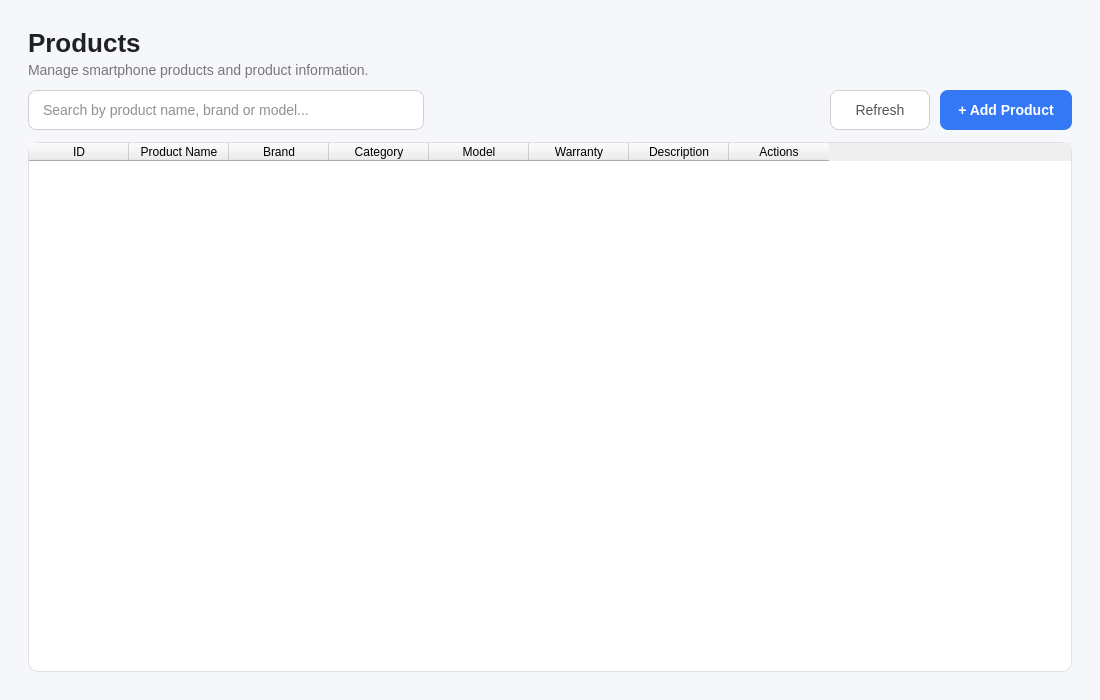
Above: gui/widgets/productspage.ui from nuibof/PhoneStoreManagement before the change. Below: the same form after it.
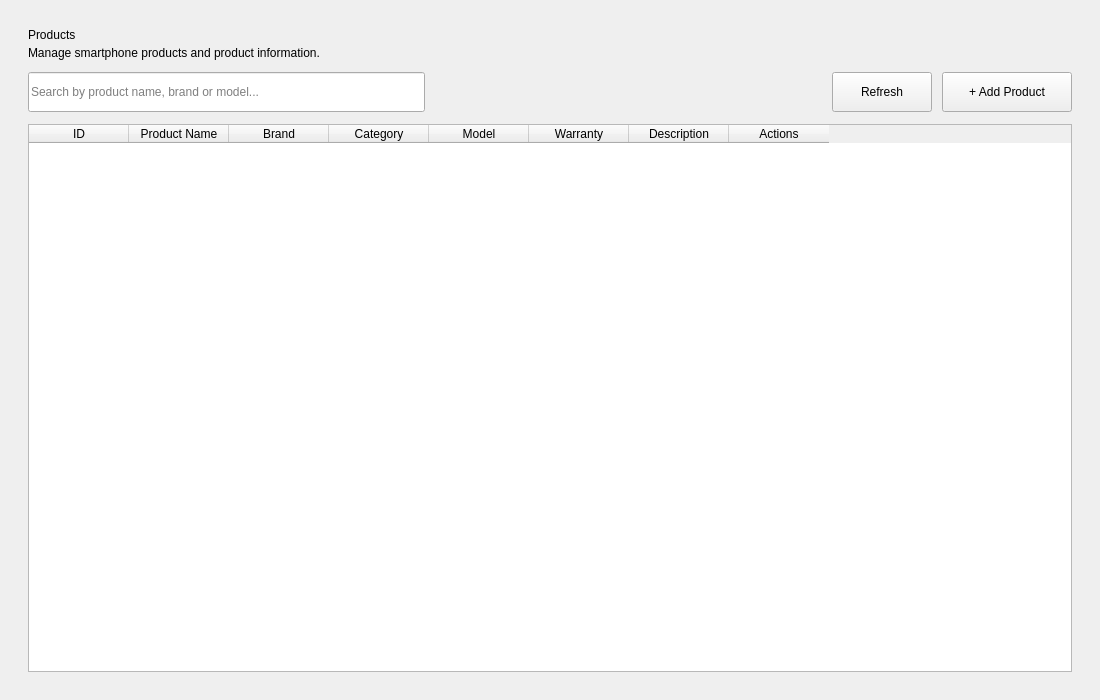
That is the form after the change.

```diff
--- a/gui/widgets/productspage.ui
+++ b/gui/widgets/productspage.ui
@@ -17,202 +17,6 @@
             <string>Products</string>
         </property>
 
-        <property name="styleSheet">
-            <string notr="true">
-
-                QWidget#ProductsPage {
-                background-color: #F5F7FA;
-                }
-
-                QLabel#lblTitle {
-                color: #202124;
-                font-size: 26px;
-                font-weight: bold;
-                }
-
-                QLabel#lblSubtitle {
-                color: #777777;
-                font-size: 14px;
-                }
-
-                QLineEdit#txtSearch {
-                background-color: #FFFFFF;
-                color: #222222;
-                border: 1px solid #D0D0D0;
-                border-radius: 8px;
-                padding: 9px 12px;
-                font-size: 14px;
-                }
-
-                QLineEdit#txtSearch:hover {
-                border: 1px solid #B8B8B8;
-                }
-
-                QLineEdit#txtSearch:focus {
-                border: 1px solid #3478F6;
-                }
-
-                QPushButton#btnAdd {
-                background-color: #3478F6;
-                color: #FFFFFF;
-                border: none;
-                border-radius: 8px;
-                padding: 10px 18px;
-                font-size: 14px;
-                font-weight: bold;
-                }
-
-                QPushButton#btnAdd:hover {
-                background-color: #4A8CFF;
-                }
-
-                QPushButton#btnAdd:pressed {
-                background-color: #2864D7;
-                }
-
-                QPushButton#btnRefresh {
-                background-color: #FFFFFF;
-                color: #555555;
-                border: 1px solid #D0D0D0;
-                border-radius: 8px;
-                padding: 10px 16px;
-                font-size: 14px;
-                }
-
-                QPushButton#btnRefresh:hover {
-                background-color: #F0F4FF;
-                color: #3478F6;
-                border: 1px solid #B8C9FF;
-                }
-
-                QPushButton#btnRefresh:pressed {
-                background-color: #EAF1FF;
-                }
-
-                QTableWidget#tblProducts {
-                background-color: #FFFFFF;
-                color: #222222;
-                border: 1px solid #E0E0E0;
-                border-radius: 10px;
-                gridline-color: #E8E8E8;
-                font-size: 13px;
-                selection-background-color: #EAF1FF;
-                selection-color: #222222;
-                outline: none;
-                }
-
-                QTableWidget#tblProducts QHeaderView::section {
-                background-color: #F8F9FB;
-                color: #555555;
-                border: none;
-                border-bottom: 1px solid #E0E0E0;
-                padding: 10px 8px;
-                font-size: 13px;
-                font-weight: bold;
-                }
-
-                QTableWidget#tblProducts QHeaderView::section:horizontal {
-                border-right: 1px solid #E8E8E8;
-                }
-
-                QTableWidget#tblProducts::item {
-                padding: 8px;
-                }
-
-                QTableWidget#tblProducts::item:selected {
-                background-color: #EAF1FF;
-                color: #222222;
-                }
-
-                QPushButton[action="edit"] {
-                background-color: #EAF1FF;
-                color: #3478F6;
-                border: 1px solid #C7D8FF;
-                border-radius: 6px;
-                padding: 5px 10px;
-                font-size: 12px;
-                font-weight: bold;
-                }
-
-                QPushButton[action="edit"]:hover {
-                background-color: #3478F6;
-                color: #FFFFFF;
-                border: 1px solid #3478F6;
-                }
-
-                QPushButton[action="edit"]:pressed {
-                background-color: #2864D7;
-                }
-
-                QPushButton[action="delete"] {
-                background-color: #FFF0F0;
-                color: #D93025;
-                border: 1px solid #FFD0D0;
-                border-radius: 6px;
-                padding: 5px 10px;
-                font-size: 12px;
-                font-weight: bold;
-                }
-
-                QPushButton[action="delete"]:hover {
-                background-color: #D93025;
-                color: #FFFFFF;
-                border: 1px solid #D93025;
-                }
-
-                QPushButton[action="delete"]:pressed {
-                background-color: #B3261E;
-                }
-
-                QWidget#actionWidget {
-                background-color: transparent;
-                }
-
-                QScrollBar:vertical {
-                background: #F5F7FA;
-                width: 10px;
-                margin: 0px;
-                }
-
-                QScrollBar::handle:vertical {
-                background: #D0D0D0;
-                border-radius: 5px;
-                min-height: 30px;
-                }
-
-                QScrollBar::handle:vertical:hover {
-                background: #B5B5B5;
-                }
-
-                QScrollBar::add-line:vertical,
-                QScrollBar::sub-line:vertical {
-                height: 0px;
-                }
-
-                QScrollBar:horizontal {
-                background: #F5F7FA;
-                height: 10px;
-                margin: 0px;
-                }
-
-                QScrollBar::handle:horizontal {
-                background: #D0D0D0;
-                border-radius: 5px;
-                min-width: 30px;
-                }
-
-                QScrollBar::handle:horizontal:hover {
-                background: #B5B5B5;
-                }
-
-                QScrollBar::add-line:horizontal,
-                QScrollBar::sub-line:horizontal {
-                width: 0px;
-                }
-
-            </string>
-        </property>
-
         <layout class="QVBoxLayout" name="verticalLayout">
 
             <property name="spacing">
```
